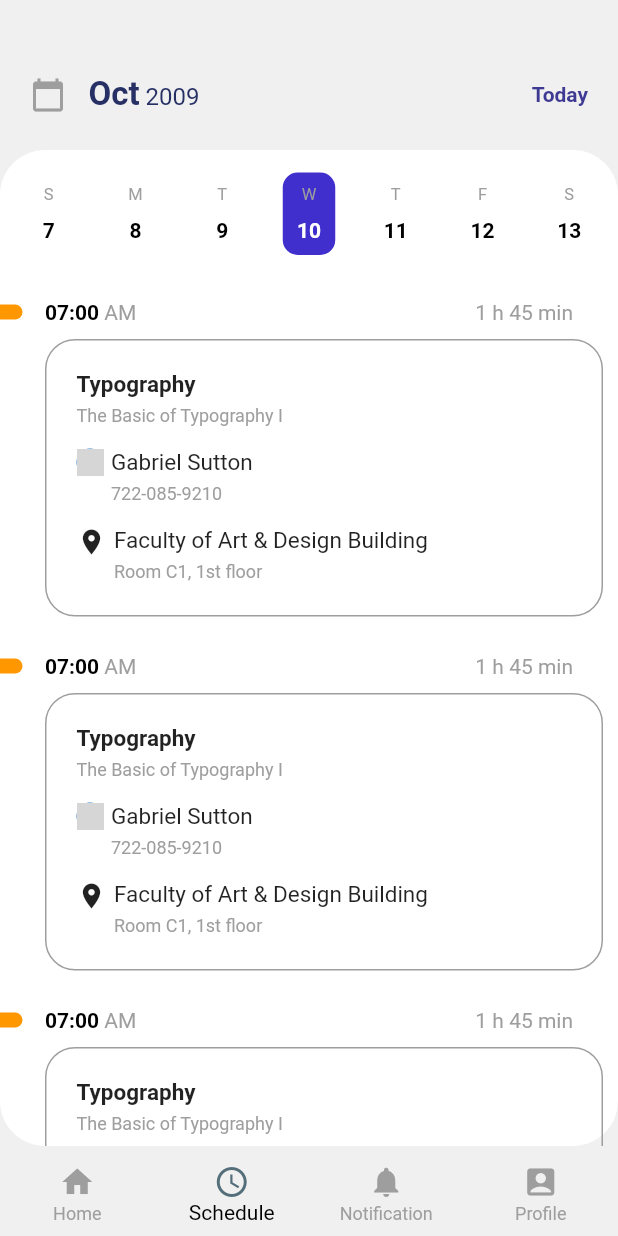
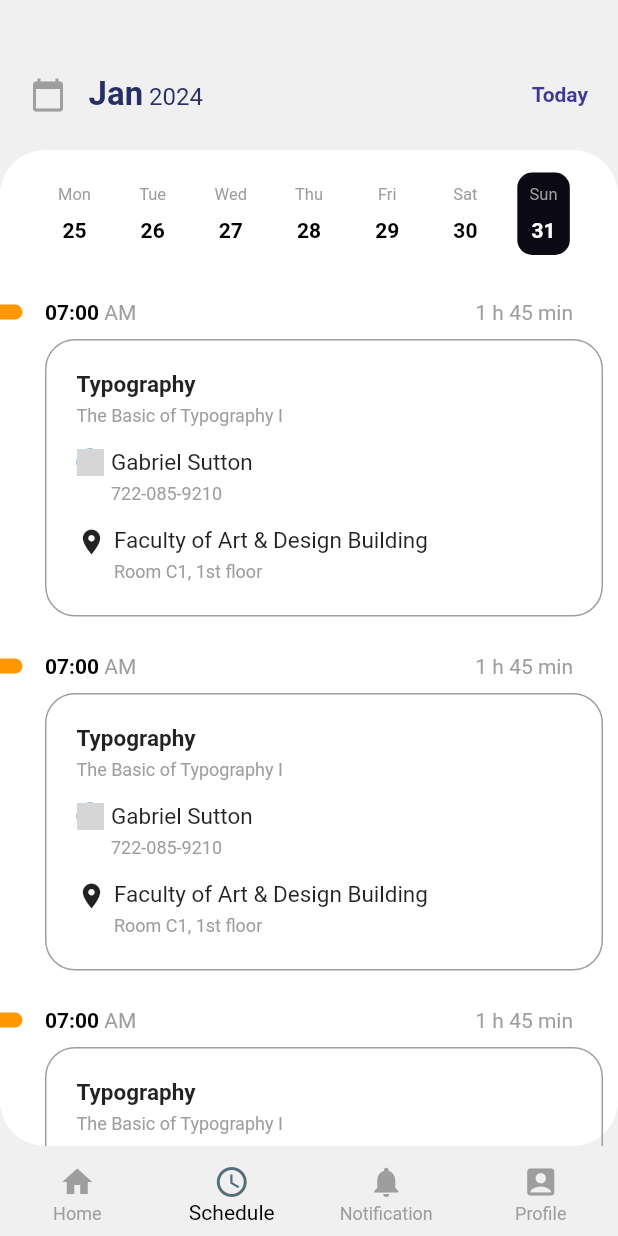
Before and after one commit to NangTranXuan/nangtx_datn, a Flutter app: the screen it shows after launch, item 2 of the bottom bar chosen, on a phone screen of 412 x 824 dp. Run offline on Flutter 3.47's test engine with Material 2 defaults, Android fonts, the phone set to English and light mode, and no system bars; network calls fail; grey boxes are pictures that could not be loaded.

Commit message:
fix calendar

```diff
--- a/lib/main.dart
+++ b/lib/main.dart
@@ -1,4 +1,3 @@
-import 'package:datn_test/screens/calendar/calendar1.dart';
 import 'package:flutter/material.dart';
 import 'package:datn_test/screens/calendar/calendar.dart';
 import 'package:datn_test/screens/home.dart';
@@ -17,7 +16,7 @@ class _SchoolManagementState extends State<SchoolManagement> {
   final List pages = [
     HomePage(),
     CalendarPage(),
-    DemoApp(),
+    null,
     null,
   ];
   @override
--- a/lib/screens/calendar/calendar.dart
+++ b/lib/screens/calendar/calendar.dart
@@ -6,6 +6,7 @@ class CalendarPage extends StatefulWidget {
 }
 
 class _CalendarPageState extends State<CalendarPage> {
+  List<bool> dayActiveList = List.generate(7, (index) => false);
   @override
   Widget build(BuildContext context) {
     return Stack(
@@ -26,7 +27,7 @@ class _CalendarPageState extends State<CalendarPage> {
                   ),
                   RichText(
                     text: TextSpan(
-                        text: "Oct",
+                        text: "Jan",
                         style: TextStyle(
                           fontWeight: FontWeight.bold,
                           color: Color(0XFF263064),
@@ -34,7 +35,7 @@ class _CalendarPageState extends State<CalendarPage> {
                         ),
                         children: [
                           TextSpan(
-                            text: " 2009",
+                            text: " 2024",
                             style: TextStyle(
                               fontWeight: FontWeight.normal,
                               fontSize: 16,
@@ -44,13 +45,16 @@ class _CalendarPageState extends State<CalendarPage> {
                   ),
                 ],
               ),
-              Text(
+              GestureDetector(
+                onTap: _setToday,
+                child: Text(
                   "Today",
                   style: TextStyle(
                     fontWeight: FontWeight.bold,
                     color: Color(0XFF3E3993),
                   ),
-              )
+                ),
+              ),
             ],
           ),
         ),
@@ -69,16 +73,36 @@ class _CalendarPageState extends State<CalendarPage> {
                   margin: EdgeInsets.only(top: 15, bottom: 30),
                   padding: EdgeInsets.symmetric(horizontal: 15),
                   child: Row(
-                    mainAxisAlignment: MainAxisAlignment.spaceBetween,
-                    children: [
-                      buildDateColumn("S", 7, false),
-                      buildDateColumn("M", 8, false),
-                      buildDateColumn("T", 9, false),
-                      buildDateColumn("W", 10, true),
-                      buildDateColumn("T", 11, false),
-                      buildDateColumn("F", 12, false),
-                      buildDateColumn("S", 13, false),
-                    ],
+                    mainAxisAlignment: MainAxisAlignment.spaceEvenly,
+                    children: List.generate(7, (index) {
+                      final now = DateTime.now();
+                      final currentWeekDay =
+                          DateTime(now.year, now.month, now.day)
+                              .add(Duration(days: index - now.weekday + 1));
+
+                      final weekDay = currentWeekDay.weekday; // Thứ trong tuần
+                      final day = currentWeekDay.day; // Ngày trong tháng
+
+                      // Check nếu index đang xét là ngày hiện tại, đặt active mặc định
+                      if (index == now.weekday - 1) {
+                        dayActiveList[index] = true;
+                      }
+
+                      return buildDateColumn(
+                        getWeekDayString(weekDay),
+                        day,
+                        dayActiveList[index],
+                        index == now.weekday - 1,
+                        () {
+                          setState(() {
+                            for (int i = 0; i < dayActiveList.length; i++) {
+                              dayActiveList[i] = false;
+                            }
+                            dayActiveList[index] = true;
+                          });
+                        },
+                      );
+                    }),
                   ),
                 ),
                 Expanded(
@@ -264,11 +288,18 @@ class _CalendarPageState extends State<CalendarPage> {
     );
   }
 
-  Container buildDateColumn(String weekDay, int date, bool isActive) {
-    return Container(
+  GestureDetector buildDateColumn(String weekDay, int date, bool isActive,
+      bool isToday, VoidCallback onTap) {
+    return GestureDetector(
+      onTap: onTap,
+      child: Container(
         decoration: isActive
             ? BoxDecoration(
-              color: Color(0xff402fcc), borderRadius: BorderRadius.circular(10))
+                color: isToday
+                    ? Color.fromARGB(255, 11, 9, 20)
+                    : Color(0xff402fcc),
+                borderRadius: BorderRadius.circular(10),
+              )
             : BoxDecoration(),
         height: 55,
         width: 35,
@@ -283,10 +314,43 @@ class _CalendarPageState extends State<CalendarPage> {
               date.toString(),
               style: TextStyle(
                 color: isActive ? Colors.white : Colors.black,
-                fontWeight: FontWeight.bold),
+                fontWeight: FontWeight.bold,
+              ),
             ),
           ],
         ),
+      ),
     );
   }
+
+  String getWeekDayString(int weekDay) {
+    switch (weekDay) {
+      case DateTime.monday:
+        return 'Mon';
+      case DateTime.tuesday:
+        return 'Tue';
+      case DateTime.wednesday:
+        return 'Wed';
+      case DateTime.thursday:
+        return 'Thu';
+      case DateTime.friday:
+        return 'Fri';
+      case DateTime.saturday:
+        return 'Sat';
+      case DateTime.sunday:
+        return 'Sun';
+      default:
+        return '';
     }
+  }
+
+  void _setToday() {
+    setState(() {
+      final now = DateTime.now();
+      for (int i = 0; i < dayActiveList.length; i++) {
+        dayActiveList[i] = false;
+      }
+      dayActiveList[now.weekday - 1] = true;
+    });
+  }
+}
```
Also changed, not shown: lib/screens/calendar/calendar1.dart (deleted, +0 -96 lines). Lines whose indentation alone changed are shown as unchanged.
